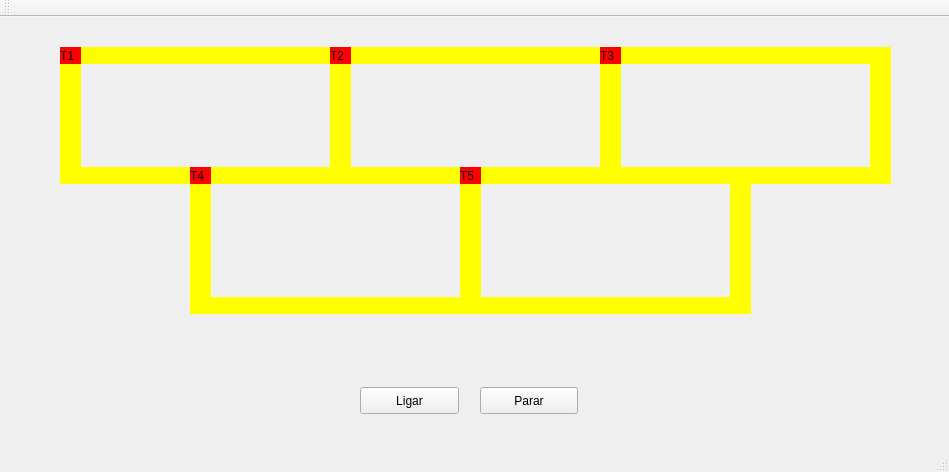
This is mainwindow.ui in gabrielasil/trabalho-02-so as Qt 5 draws it before an edit. The edited form follows.
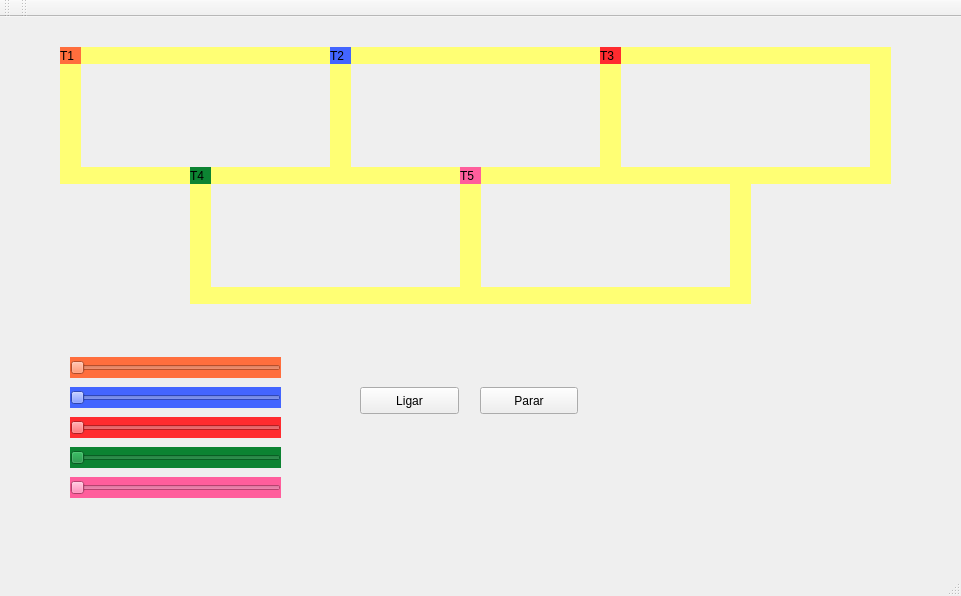
This is the edited form.

Commit message: conserto nos trilhos e estilização dos trens

The edit to the form file:
```diff
--- a/mainwindow.ui
+++ b/mainwindow.ui
@@ -6,30 +6,14 @@
    <rect>
     <x>0</x>
     <y>0</y>
-    <width>949</width>
-    <height>472</height>
+    <width>961</width>
+    <height>596</height>
    </rect>
   </property>
   <property name="windowTitle">
    <string>MainWindow</string>
   </property>
   <widget class="QWidget" name="centralWidget">
-   <widget class="QLabel" name="label_trem1">
-    <property name="geometry">
-     <rect>
-      <x>60</x>
-      <y>30</y>
-      <width>21</width>
-      <height>17</height>
-     </rect>
-    </property>
-    <property name="styleSheet">
-     <string notr="true">QLabel { background: red}</string>
-    </property>
-    <property name="text">
-     <string>T1</string>
-    </property>
-   </widget>
    <widget class="QLabel" name="label_trilho1">
     <property name="geometry">
      <rect>
@@ -40,7 +24,7 @@
      </rect>
     </property>
     <property name="styleSheet">
-     <string notr="true">QLabel { background: yellow}</string>
+     <string notr="true">QLabel { background: rgb(255, 255, 116)}</string>
     </property>
     <property name="text">
      <string/>
@@ -56,7 +40,7 @@
      </rect>
     </property>
     <property name="styleSheet">
-     <string notr="true">QLabel { background: yellow}</string>
+     <string notr="true">QLabel { background: rgb(255, 255, 116)}</string>
     </property>
     <property name="text">
      <string/>
@@ -72,7 +56,7 @@
      </rect>
     </property>
     <property name="styleSheet">
-     <string notr="true">QLabel { background: yellow}</string>
+     <string notr="true">QLabel { background: rgb(255, 255, 116)}</string>
     </property>
     <property name="text">
      <string/>
@@ -88,7 +72,7 @@
      </rect>
     </property>
     <property name="styleSheet">
-     <string notr="true">QLabel { background: yellow}</string>
+     <string notr="true">QLabel { background: rgb(255, 255, 116)}</string>
     </property>
     <property name="text">
      <string/>
@@ -130,7 +114,7 @@
      </rect>
     </property>
     <property name="styleSheet">
-     <string notr="true">QLabel { background: yellow}</string>
+     <string notr="true">QLabel { background: rgb(255, 255, 116)}</string>
     </property>
     <property name="text">
      <string/>
@@ -146,7 +130,7 @@
      </rect>
     </property>
     <property name="styleSheet">
-     <string notr="true">QLabel { background: yellow}</string>
+     <string notr="true">QLabel { background: rgb(255, 255, 116)}</string>
     </property>
     <property name="text">
      <string/>
@@ -162,28 +146,12 @@
      </rect>
     </property>
     <property name="styleSheet">
-     <string notr="true">QLabel { background: yellow}</string>
+     <string notr="true">QLabel { background: rgb(255, 255, 116)}</string>
     </property>
     <property name="text">
      <string/>
     </property>
    </widget>
-   <widget class="QLabel" name="label_trem2">
-    <property name="geometry">
-     <rect>
-      <x>330</x>
-      <y>30</y>
-      <width>21</width>
-      <height>17</height>
-     </rect>
-    </property>
-    <property name="styleSheet">
-     <string notr="true">QLabel { background: red}</string>
-    </property>
-    <property name="text">
-     <string>T2</string>
-    </property>
-   </widget>
    <widget class="QLabel" name="label_trilho1_3">
     <property name="geometry">
      <rect>
@@ -194,7 +162,7 @@
      </rect>
     </property>
     <property name="styleSheet">
-     <string notr="true">QLabel { background: yellow}</string>
+     <string notr="true">QLabel { background: rgb(255, 255, 116)}</string>
     </property>
     <property name="text">
      <string/>
@@ -210,7 +178,7 @@
      </rect>
     </property>
     <property name="styleSheet">
-     <string notr="true">QLabel { background: yellow}</string>
+     <string notr="true">QLabel { background: rgb(255, 255, 116)}</string>
     </property>
     <property name="text">
      <string/>
@@ -226,55 +194,7 @@
      </rect>
     </property>
     <property name="styleSheet">
-     <string notr="true">QLabel { background: yellow}</string>
-    </property>
-    <property name="text">
-     <string/>
-    </property>
-   </widget>
-   <widget class="QLabel" name="label_trem3">
-    <property name="geometry">
-     <rect>
-      <x>600</x>
-      <y>30</y>
-      <width>21</width>
-      <height>17</height>
-     </rect>
-    </property>
-    <property name="styleSheet">
-     <string notr="true">QLabel { background: red}</string>
-    </property>
-    <property name="text">
-     <string>T3</string>
-    </property>
-   </widget>
-   <widget class="QLabel" name="label_trilho4_4">
-    <property name="geometry">
-     <rect>
-      <x>190</x>
-      <y>160</y>
-      <width>21</width>
-      <height>137</height>
-     </rect>
-    </property>
-    <property name="styleSheet">
-     <string notr="true">QLabel { background: yellow}</string>
-    </property>
-    <property name="text">
-     <string/>
-    </property>
-   </widget>
-   <widget class="QLabel" name="label_trilho4_5">
-    <property name="geometry">
-     <rect>
-      <x>460</x>
-      <y>160</y>
-      <width>21</width>
-      <height>137</height>
-     </rect>
-    </property>
-    <property name="styleSheet">
-     <string notr="true">QLabel { background: yellow}</string>
+     <string notr="true">QLabel { background: rgb(255, 255, 116)}</string>
     </property>
     <property name="text">
      <string/>
@@ -284,13 +204,61 @@
     <property name="geometry">
      <rect>
       <x>730</x>
-      <y>160</y>
+      <y>150</y>
       <width>21</width>
       <height>137</height>
      </rect>
     </property>
     <property name="styleSheet">
-     <string notr="true">QLabel { background: yellow}</string>
+     <string notr="true">QLabel { background: rgb(255, 255, 116)}</string>
+    </property>
+    <property name="text">
+     <string/>
+    </property>
+   </widget>
+   <widget class="QLabel" name="label_trilho2_5">
+    <property name="geometry">
+     <rect>
+      <x>480</x>
+      <y>270</y>
+      <width>250</width>
+      <height>17</height>
+     </rect>
+    </property>
+    <property name="styleSheet">
+     <string notr="true">QLabel { background: rgb(255, 255, 116)}</string>
+    </property>
+    <property name="text">
+     <string/>
+    </property>
+   </widget>
+   <widget class="QLabel" name="label_trilho4_4">
+    <property name="geometry">
+     <rect>
+      <x>190</x>
+      <y>150</y>
+      <width>21</width>
+      <height>137</height>
+     </rect>
+    </property>
+    <property name="styleSheet">
+     <string notr="true">QLabel { background: rgb(255, 255, 116)}</string>
+    </property>
+    <property name="text">
+     <string/>
+    </property>
+   </widget>
+   <widget class="QLabel" name="label_trilho3_2">
+    <property name="geometry">
+     <rect>
+      <x>460</x>
+      <y>150</y>
+      <width>21</width>
+      <height>137</height>
+     </rect>
+    </property>
+    <property name="styleSheet">
+     <string notr="true">QLabel { background: rgb(255, 255, 116)}</string>
     </property>
     <property name="text">
      <string/>
@@ -300,29 +268,13 @@
     <property name="geometry">
      <rect>
       <x>210</x>
-      <y>280</y>
+      <y>270</y>
       <width>250</width>
       <height>17</height>
      </rect>
     </property>
     <property name="styleSheet">
-     <string notr="true">QLabel { background: yellow}</string>
-    </property>
-    <property name="text">
-     <string/>
-    </property>
-   </widget>
-   <widget class="QLabel" name="label_trilho2_5">
-    <property name="geometry">
-     <rect>
-      <x>480</x>
-      <y>280</y>
-      <width>250</width>
-      <height>17</height>
-     </rect>
-    </property>
-    <property name="styleSheet">
-     <string notr="true">QLabel { background: yellow}</string>
+     <string notr="true">QLabel { background: rgb(255, 255, 116)}</string>
     </property>
     <property name="text">
      <string/>
@@ -338,7 +290,7 @@
      </rect>
     </property>
     <property name="styleSheet">
-     <string notr="true">QLabel { background: red}</string>
+     <string notr="true">QLabel { background: rgb(12, 131, 50)}</string>
     </property>
     <property name="text">
      <string>T4</string>
@@ -354,34 +306,140 @@
      </rect>
     </property>
     <property name="styleSheet">
-     <string notr="true">QLabel { background: red}</string>
+     <string notr="true">QLabel { background: rgb(255, 94, 156)}</string>
     </property>
     <property name="text">
      <string>T5</string>
     </property>
    </widget>
-   <zorder>label_trilho1</zorder>
-   <zorder>label_trilho2</zorder>
-   <zorder>label_trilho3</zorder>
-   <zorder>label_trilho4</zorder>
-   <zorder>label_trem1</zorder>
-   <zorder>pushButton</zorder>
-   <zorder>pushButton_2</zorder>
-   <zorder>label_trilho4_2</zorder>
-   <zorder>label_trilho1_2</zorder>
-   <zorder>label_trilho2_2</zorder>
-   <zorder>label_trem2</zorder>
-   <zorder>label_trilho1_3</zorder>
-   <zorder>label_trilho2_3</zorder>
-   <zorder>label_trilho4_3</zorder>
-   <zorder>label_trem3</zorder>
-   <zorder>label_trilho4_4</zorder>
-   <zorder>label_trilho4_5</zorder>
-   <zorder>label_trilho4_6</zorder>
-   <zorder>label_trilho2_4</zorder>
-   <zorder>label_trilho2_5</zorder>
-   <zorder>label_trem4</zorder>
-   <zorder>label_trem5</zorder>
+   <widget class="QLabel" name="label_trem1">
+    <property name="geometry">
+     <rect>
+      <x>60</x>
+      <y>30</y>
+      <width>21</width>
+      <height>17</height>
+     </rect>
+    </property>
+    <property name="styleSheet">
+     <string notr="true">QLabel { background: rgb(255, 110, 61)}</string>
+    </property>
+    <property name="text">
+     <string>T1</string>
+    </property>
+   </widget>
+   <widget class="QLabel" name="label_trem2">
+    <property name="geometry">
+     <rect>
+      <x>330</x>
+      <y>30</y>
+      <width>21</width>
+      <height>17</height>
+     </rect>
+    </property>
+    <property name="styleSheet">
+     <string notr="true">QLabel { background: rgb(67, 101, 255)}</string>
+    </property>
+    <property name="text">
+     <string>T2</string>
+    </property>
+   </widget>
+   <widget class="QLabel" name="label_trem3">
+    <property name="geometry">
+     <rect>
+      <x>600</x>
+      <y>30</y>
+      <width>21</width>
+      <height>17</height>
+     </rect>
+    </property>
+    <property name="styleSheet">
+     <string notr="true">QLabel { background: rgb(255, 43, 47)}</string>
+    </property>
+    <property name="text">
+     <string>T3</string>
+    </property>
+   </widget>
+   <widget class="QSlider" name="horizontalSlider">
+    <property name="geometry">
+     <rect>
+      <x>70</x>
+      <y>340</y>
+      <width>211</width>
+      <height>21</height>
+     </rect>
+    </property>
+    <property name="styleSheet">
+     <string notr="true">background: rgb(255, 110, 61)</string>
+    </property>
+    <property name="orientation">
+     <enum>Qt::Horizontal</enum>
+    </property>
+   </widget>
+   <widget class="QSlider" name="horizontalSlider_2">
+    <property name="geometry">
+     <rect>
+      <x>70</x>
+      <y>370</y>
+      <width>211</width>
+      <height>21</height>
+     </rect>
+    </property>
+    <property name="styleSheet">
+     <string notr="true">background: rgb(67, 101, 255)</string>
+    </property>
+    <property name="orientation">
+     <enum>Qt::Horizontal</enum>
+    </property>
+   </widget>
+   <widget class="QSlider" name="horizontalSlider_3">
+    <property name="geometry">
+     <rect>
+      <x>70</x>
+      <y>400</y>
+      <width>211</width>
+      <height>21</height>
+     </rect>
+    </property>
+    <property name="styleSheet">
+     <string notr="true">background: rgb(255, 43, 47)</string>
+    </property>
+    <property name="orientation">
+     <enum>Qt::Horizontal</enum>
+    </property>
+   </widget>
+   <widget class="QSlider" name="horizontalSlider_4">
+    <property name="geometry">
+     <rect>
+      <x>70</x>
+      <y>430</y>
+      <width>211</width>
+      <height>21</height>
+     </rect>
+    </property>
+    <property name="styleSheet">
+     <string notr="true">background: rgb(12, 131, 50)</string>
+    </property>
+    <property name="orientation">
+     <enum>Qt::Horizontal</enum>
+    </property>
+   </widget>
+   <widget class="QSlider" name="horizontalSlider_5">
+    <property name="geometry">
+     <rect>
+      <x>70</x>
+      <y>460</y>
+      <width>211</width>
+      <height>21</height>
+     </rect>
+    </property>
+    <property name="styleSheet">
+     <string notr="true">background: rgb(255, 94, 156)</string>
+    </property>
+    <property name="orientation">
+     <enum>Qt::Horizontal</enum>
+    </property>
+   </widget>
   </widget>
   <widget class="QMenuBar" name="menuBar">
    <property name="geometry">
@@ -402,6 +460,17 @@
    </attribute>
   </widget>
   <widget class="QStatusBar" name="statusBar"/>
+  <widget class="QToolBar" name="toolBar">
+   <property name="windowTitle">
+    <string>toolBar</string>
+   </property>
+   <attribute name="toolBarArea">
+    <enum>TopToolBarArea</enum>
+   </attribute>
+   <attribute name="toolBarBreak">
+    <bool>false</bool>
+   </attribute>
+  </widget>
  </widget>
  <layoutdefault spacing="6" margin="11"/>
  <resources/>
```
Left out of the diff: 4 changed lines with no effect on the pictures. The commit also changes 1 other file.
